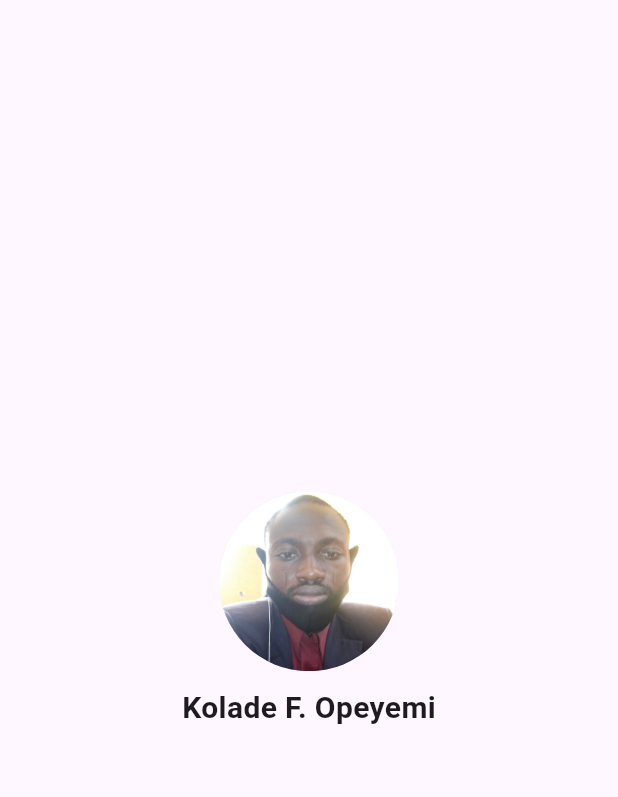
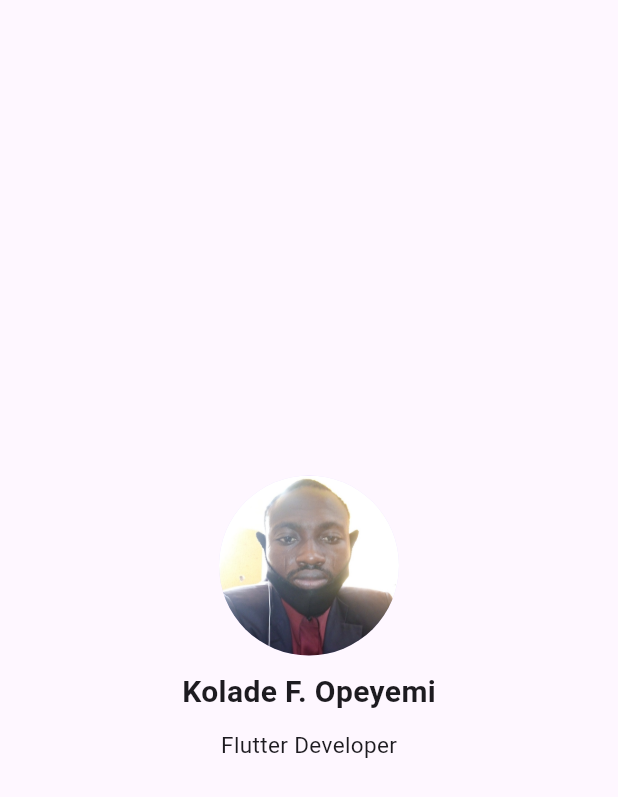
Before and after one commit to adedayo924/Flutter-App-Development-Training, a Flutter app: the screen it shows after launch, on a phone screen of 412 x 824 dp. Shown: the top 797 px of the screen. Run offline on Flutter 3.47's test engine with Material 3 defaults, Android fonts, the phone set to English and light mode, and no system bars.

Commit message:
Added a text widget

```diff
--- a/Beginner_Projects/mi_card/lib/main.dart
+++ b/Beginner_Projects/mi_card/lib/main.dart
@@ -34,6 +34,13 @@ class MainApp extends StatelessWidget {
             SizedBox(
               height: 10.0,
             ),
+            Text(
+              'Flutter Developer',
+              style: TextStyle(
+                fontSize: 15.0,
+                fontWeight: FontWeight.normal,
+              ),
+            ),
           ],
         )),
       ),
```
